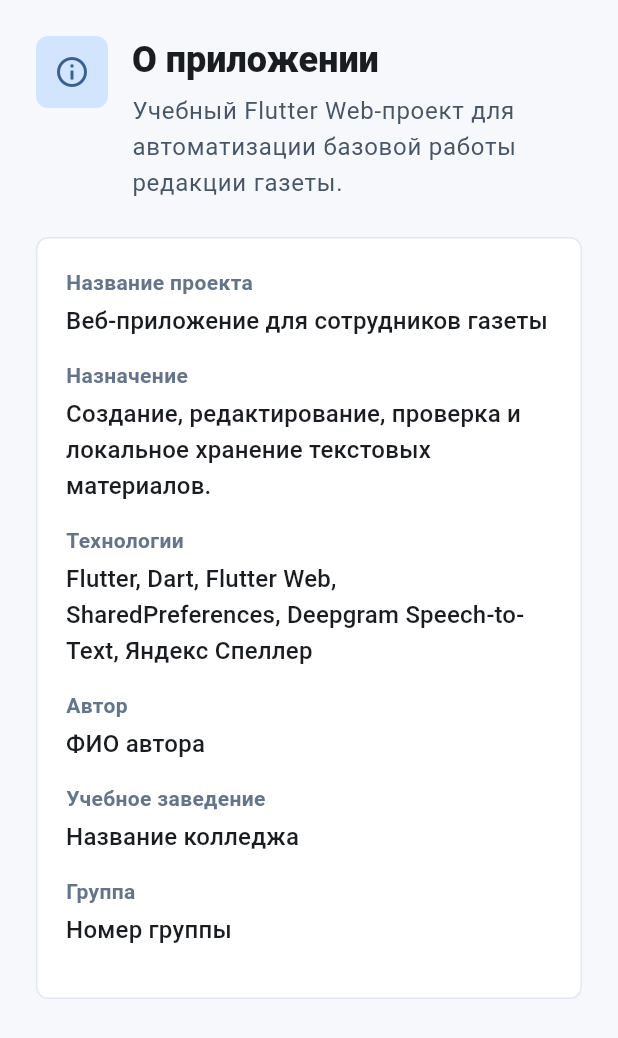
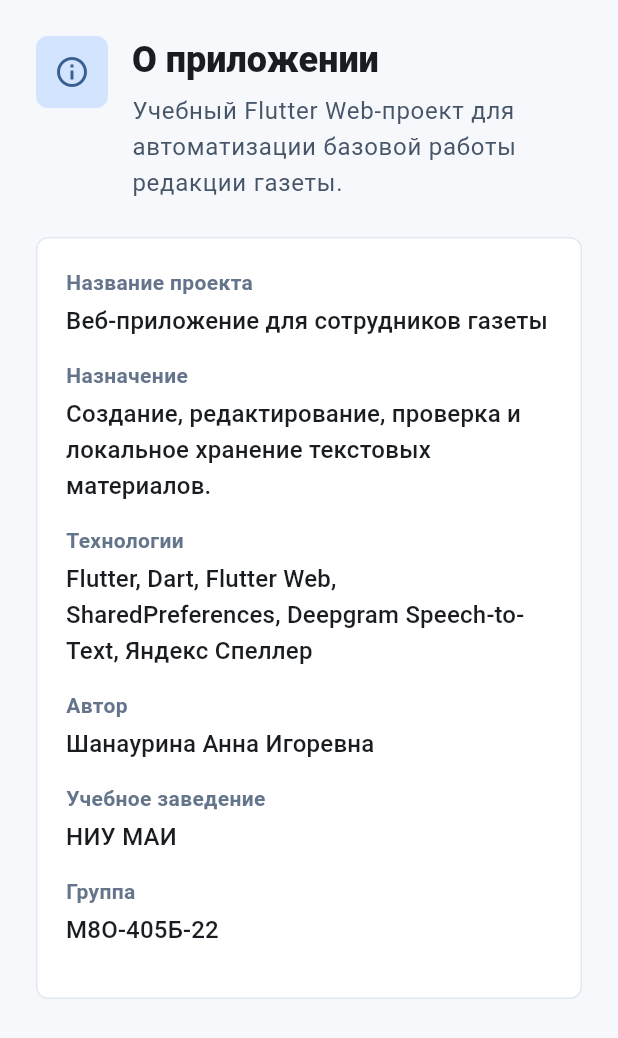
Before and after one commit to Bayrampro/text_redactor_for_magazine, a Flutter app: the AboutScreen widget shown alone on an empty page, opened directly, on a phone screen of 412 x 824 dp. Shown: the top 1038 px of the screen. Run offline on Flutter 3.47's test engine with Material 3 defaults, Android fonts, the phone set to English and light mode, and no system bars; our stand-ins replace file_picker, shared_preferences; accounts and stored records are empty.

Commit message:
Update author and educational details in AboutScreen

```diff
--- a/lib/screens/about_screen.dart
+++ b/lib/screens/about_screen.dart
@@ -39,12 +39,9 @@ class AboutScreen extends StatelessWidget {
                     value:
                         'Flutter, Dart, Flutter Web, SharedPreferences, Deepgram Speech-to-Text, Яндекс Спеллер',
                   ),
-                  _InfoRow(label: 'Автор', value: 'ФИО автора'),
-                  _InfoRow(
-                    label: 'Учебное заведение',
-                    value: 'Название колледжа',
-                  ),
-                  _InfoRow(label: 'Группа', value: 'Номер группы'),
+                  _InfoRow(label: 'Автор', value: 'Шанаурина Анна Игоревна'),
+                  _InfoRow(label: 'Учебное заведение', value: 'НИУ МАИ'),
+                  _InfoRow(label: 'Группа', value: 'М8О-405Б-22'),
                 ],
               ),
             ),
```
